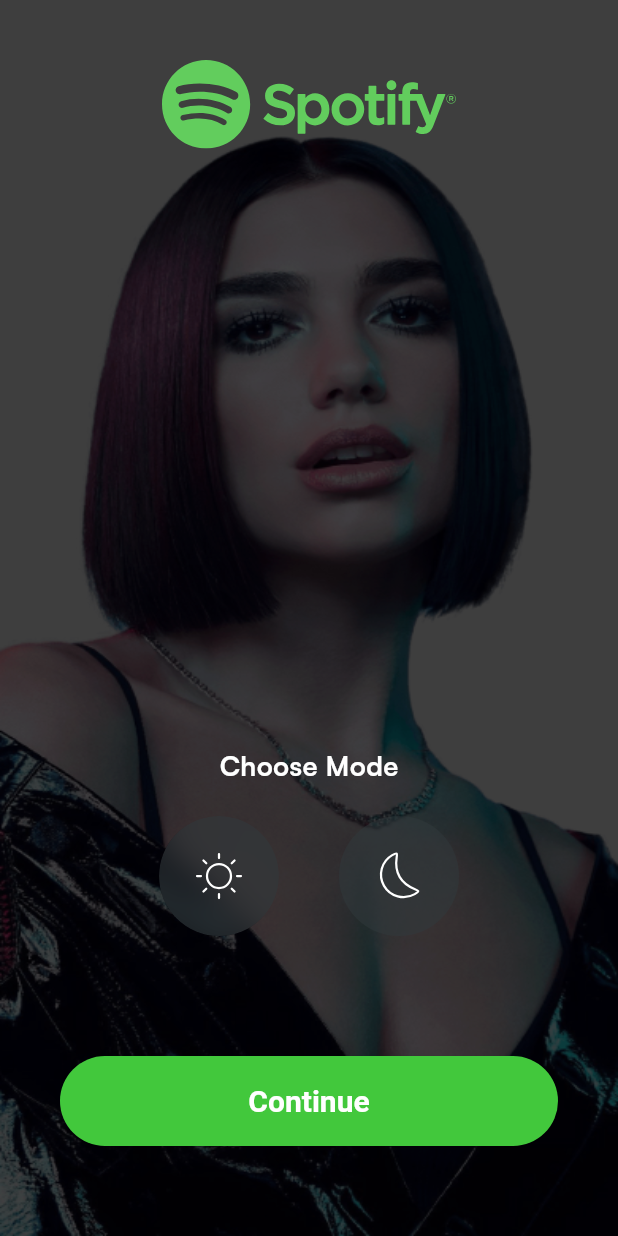
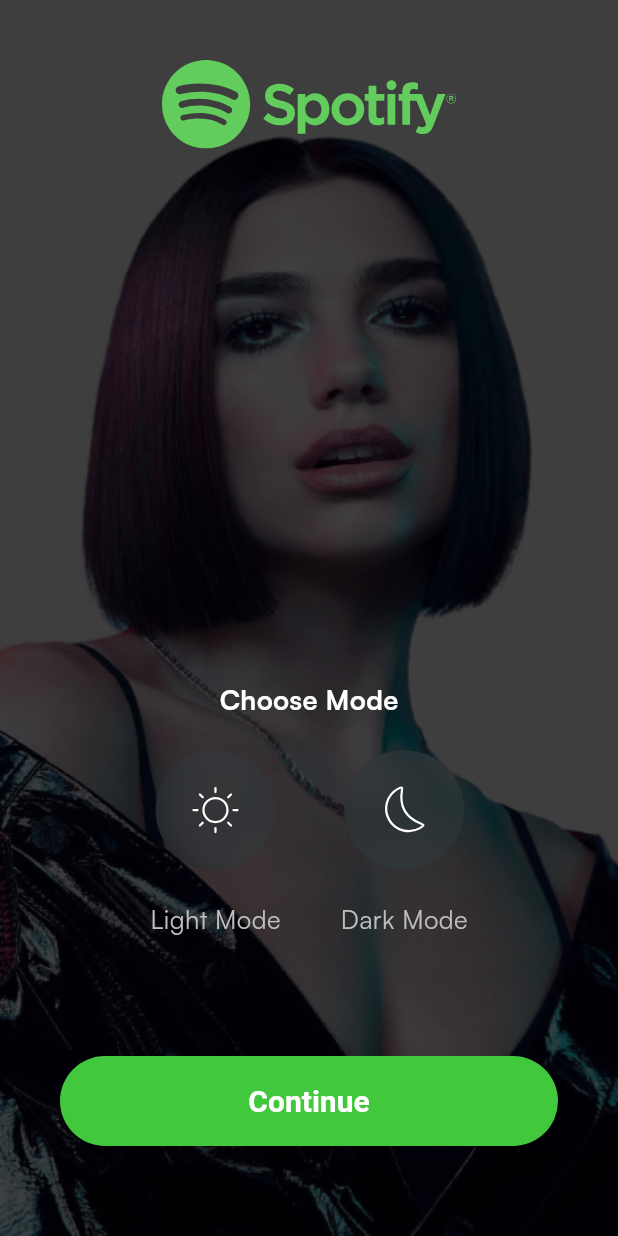
Before and after one commit to techbala555/SpotifyApp_Flutter, a Flutter app: the screen it shows after launch, after a tap on "Get Started", on a phone screen of 412 x 824 dp. Run offline on Flutter 3.47's test engine with Material 3 defaults, Android fonts, the phone set to English and light mode, and no system bars; our stand-ins replace flutter_bloc, flutter_svg, hydrated_bloc.

Commit message:
choose mode implemented

```diff
--- /dev/null
+++ b/devtools_options.yaml
@@ -0,0 +1,3 @@
+description: This file stores settings for Dart & Flutter DevTools.
+documentation: https://docs.flutter.dev/tools/devtools/extensions#configure-extension-enablement-states
+extensions:
--- a/lib/main.dart
+++ b/lib/main.dart
@@ -1,9 +1,20 @@
+import 'package:flutter/foundation.dart';
 import 'package:flutter/material.dart';
+import 'package:flutter_bloc/flutter_bloc.dart';
+import 'package:hydrated_bloc/hydrated_bloc.dart';
+import 'package:path_provider/path_provider.dart';
 import 'package:spotify_app/core/config/theme/app_theme.dart';
+import 'package:spotify_app/presentation/choose_mode/bloc/theme_cubit.dart';
 import 'package:spotify_app/presentation/splash/pages/splash.dart';
 
-void main() {
-  runApp(const MyApp());
+Future<void> main() async {
+  WidgetsFlutterBinding.ensureInitialized();
+  HydratedBloc.storage = await HydratedStorage.build(
+    storageDirectory: kIsWeb
+        ? HydratedStorageDirectory.web
+        : HydratedStorageDirectory((await getTemporaryDirectory()).path),
+  );
+  runApp(MyApp());
 }
 
 class MyApp extends StatelessWidget {
@@ -11,10 +22,17 @@ class MyApp extends StatelessWidget {
 
   @override
   Widget build(BuildContext context) {
-    return MaterialApp(
-      debugShowCheckedModeBanner: false,
-      theme: AppTheme.lightTheme,
-      home: const SplashPage() ,
+    return MultiBlocProvider(
+      providers: [BlocProvider(create: (_) => ThemeCubit())],
+      child: BlocBuilder<ThemeCubit, ThemeMode>(
+        builder: (context, mode) => MaterialApp(
+          debugShowCheckedModeBanner: false,
+          theme: AppTheme.lightTheme,
+          darkTheme: AppTheme.darkTheme,
+          themeMode: mode,
+          home: const SplashPage(),
+        ),
+      ),
     );
   }
 }
--- /dev/null
+++ b/lib/presentation/choose_mode/bloc/theme_cubit.dart
@@ -0,0 +1,18 @@
+import 'package:flutter/material.dart';
+import 'package:hydrated_bloc/hydrated_bloc.dart';
+
+class ThemeCubit extends HydratedCubit<ThemeMode>{
+  ThemeCubit() :super(ThemeMode.system);
+  void updateTheme (ThemeMode themeMode) => emit(themeMode);
+  @override
+  ThemeMode? fromJson(Map<String, dynamic> json) {
+
+    throw UnimplementedError();
+  }
+
+  @override
+  Map<String, dynamic>? toJson(ThemeMode state) {
+
+    throw UnimplementedError();
+  }
+}
--- a/lib/presentation/choose_mode/pages/choose_mode.dart
+++ b/lib/presentation/choose_mode/pages/choose_mode.dart
@@ -1,10 +1,12 @@
 import 'dart:ui';
-
 import 'package:flutter/material.dart';
+import 'package:flutter_bloc/flutter_bloc.dart';
 import 'package:flutter_svg/svg.dart';
 import 'package:spotify_app/common/widgets/button/basic_app_button.dart';
 import 'package:spotify_app/core/config/assets/app_images.dart';
 import 'package:spotify_app/core/config/assets/app_vectors.dart';
+import 'package:spotify_app/core/config/theme/app_colors.dart';
+import 'package:spotify_app/presentation/choose_mode/bloc/theme_cubit.dart';
 
 class ChooseModePage extends StatelessWidget {
   const ChooseModePage({super.key});
@@ -46,7 +48,15 @@ class ChooseModePage extends StatelessWidget {
                 Row(
                   mainAxisAlignment: MainAxisAlignment.center,
                   children: [
-                    ClipOval(
+                    Column(
+                      children: [
+                        GestureDetector(
+                          onTap: () {
+                            context.read<ThemeCubit>().updateTheme(
+                              ThemeMode.light,
+                            );
+                          },
+                          child: ClipOval(
                             child: BackdropFilter(
                               filter: ImageFilter.blur(sigmaX: 10, sigmaY: 10),
                               child: Container(
@@ -54,23 +64,56 @@ class ChooseModePage extends StatelessWidget {
                                 width: 80,
                                 decoration: BoxDecoration(
                                   color: Color(0xff30393c).withOpacity(0.5),
-                            shape: BoxShape.circle
+                                  shape: BoxShape.circle,
                                 ),
-                          child: SvgPicture.asset(AppVectors.sun,
-                          fit: BoxFit.none,),
+                                child: SvgPicture.asset(
+                                  AppVectors.sun,
+                                  fit: BoxFit.none,
                                 ),
                               ),
                             ),
-                    SizedBox(width: 40,),
-                     Container(
+                          ),
+                        ),
+                        SizedBox(height: 20),
+                        Text(
+                          "Light Mode",
+                          style: TextStyle(fontSize: 17, color: AppColors.grey),
+                        ),
+                      ],
+                    ),
+                    SizedBox(width: 40),
+                    Column(
+                      children: [
+                        GestureDetector(
+                          onTap: () {
+                            context.read<ThemeCubit>().updateTheme(
+                              ThemeMode.dark,
+                            );
+                          },
+                          child: ClipOval(
+                            child: BackdropFilter(
+                              filter: ImageFilter.blur(sigmaX: 10, sigmaY: 10),
+                              child: Container(
                                 height: 80,
                                 width: 80,
                                 decoration: BoxDecoration(
                                   color: Color(0xff30393c).withOpacity(0.5),
-                        shape: BoxShape.circle
+                                  shape: BoxShape.circle,
                                 ),
-                      child: SvgPicture.asset(AppVectors.moon,
-                          fit: BoxFit.none,),
+                                child: SvgPicture.asset(
+                                  AppVectors.moon,
+                                  fit: BoxFit.none,
+                                ),
+                              ),
+                            ),
+                          ),
+                        ),
+                        SizedBox(height: 20),
+                        Text(
+                          "Dark Mode",
+                          style: TextStyle(fontSize: 17, color: AppColors.grey),
+                        ),
+                      ],
                     ),
                   ],
                 ),
@@ -94,7 +137,6 @@ class ChooseModePage extends StatelessWidget {
           ),
         ],
       ),
-
     );
   }
 }
--- a/pubspec.yaml
+++ b/pubspec.yaml
@@ -35,6 +35,9 @@ dependencies:
   # Use with the CupertinoIcons class for iOS style icons.
   cupertino_icons: ^1.0.8
   flutter_svg:
+  flutter_bloc:
+  hydrated_bloc:
+  path_provider:
 
 dev_dependencies:
   flutter_test:
```
Also changed, not shown: pubspec.lock, 1 other file. Lines whose indentation alone changed are shown as unchanged.
